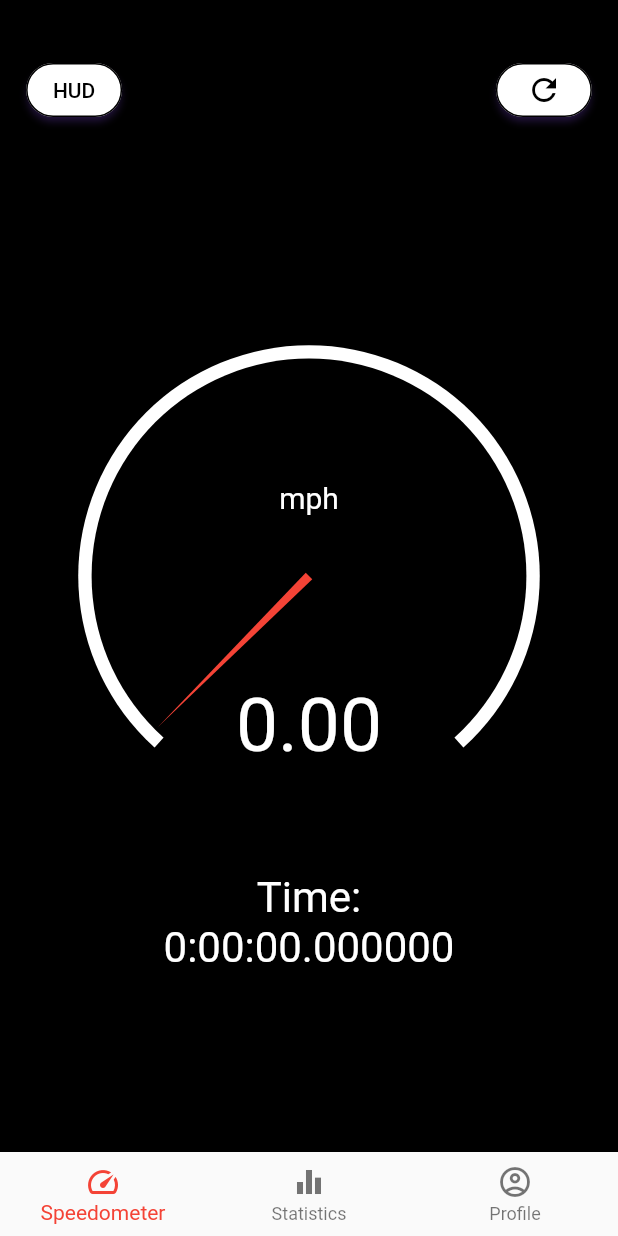
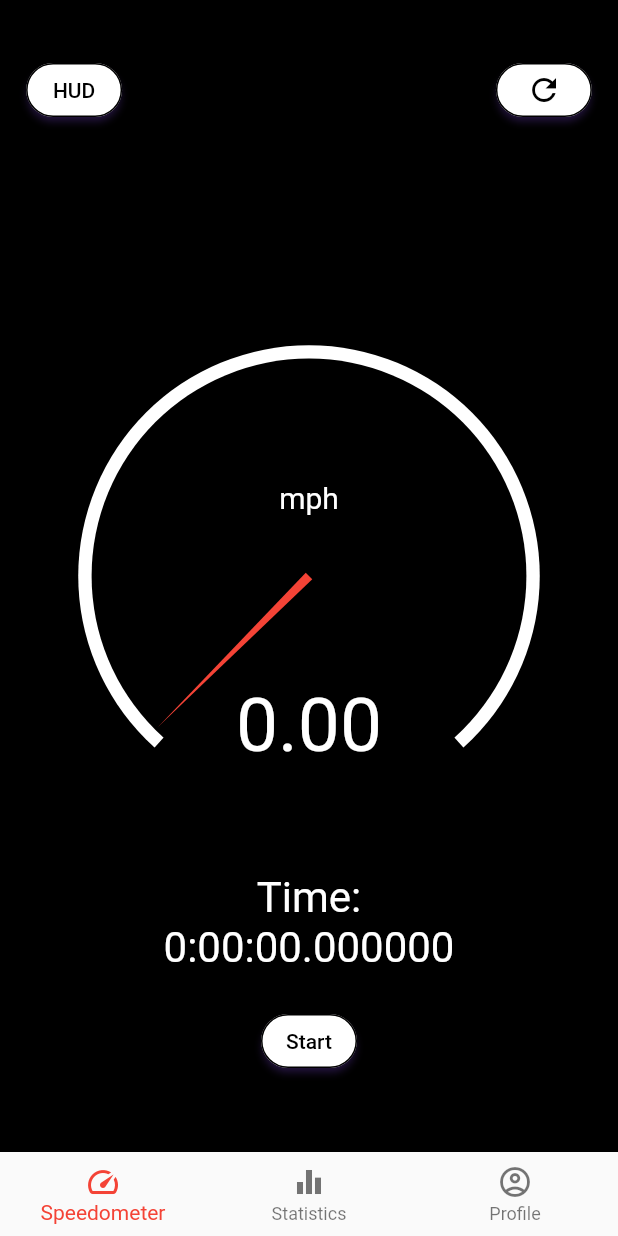
Before and after one commit to mb1shka/speedometer, a Flutter app: the screen it shows after launch, on a phone screen of 412 x 824 dp. Run offline on Flutter 3.47's test engine with Material 2 defaults, Android fonts, the phone set to English and light mode, and no system bars; our stand-ins replace location.

```diff
--- a/lib/main.dart
+++ b/lib/main.dart
@@ -1,3 +1,6 @@
+import 'dart:async';
+
+import 'package:speedometer/timer.dart';
 import 'package:location/location.dart';
 import 'package:flutter/material.dart';
 import 'package:provider/provider.dart';
@@ -14,7 +17,21 @@ class MyApp extends StatelessWidget {
 
   @override
   Widget build(BuildContext context) {
-    return ChangeNotifierProvider<Data>(
+    return MultiProvider(
+      providers: [
+        ChangeNotifierProvider<Data>(create: (context) => Data()),
+        ChangeNotifierProvider<Timer>(create: (context) => Timer()),
+        ],
+      child: MaterialApp(
+        title: "Speedometer",
+        theme: ThemeData(
+          primarySwatch: Colors.red,
+          visualDensity: VisualDensity.adaptivePlatformDensity,
+        ),
+        home: MyWidget(), //да, боттомбар именно тут
+      ),
+    );
+      ChangeNotifierProvider<Data>(
       //ChangeNotifierProvider наблюдает, что поменялось в нашем классе
       create: (context) => Data(),
         child: MaterialApp(
@@ -26,14 +43,6 @@ class MyApp extends StatelessWidget {
           home: MyWidget(), //да, боттомбар именно тут
         ),
     );
-    /*return MaterialApp(
-      title: "Speedometer",
-        theme: ThemeData(
-        primarySwatch: Colors.red,
-        visualDensity: VisualDensity.adaptivePlatformDensity,
-        ),
-      home: MyWidget(), //да, боттомбар именно тут
-    );*/
   }
 }
 
@@ -99,6 +108,7 @@ class _MyWidget extends State<MyWidget> {
       //print("update speed $speed");
   }
 
+
   @override
   Widget build(BuildContext context) {
     location.onLocationChanged.listen((LocationData currentLocation) {
--- a/lib/timer.dart
+++ b/lib/timer.dart
@@ -1,7 +1,9 @@
 import 'dart:async';
 
-class Timer {
-  late Duration _time;
+import 'package:flutter/cupertino.dart';
+
+class Timer with ChangeNotifier{
+  Duration _time = new Duration();
 
   Duration get getDuration => _time;
 
@@ -15,6 +17,7 @@ class Timer {
       DateTime currentTime = DateTime.now();
       Duration duration = currentTime.difference(startTime);
       _time = duration;
+      notifyListeners();
     });
   }
 }
--- a/lib/widgets/speedometer/speedometer_container.dart
+++ b/lib/widgets/speedometer/speedometer_container.dart
@@ -11,14 +11,21 @@ class SpeedometerContainer extends StatefulWidget {
 }
 
 class _SpeedometerContainerState extends State<SpeedometerContainer> {
+/*
+  Duration _duration = new Duration();
+  Timer _timer = new Timer();*/
+  //
 
-  Duration _duration = new Duration();
+  void _timeTracking() {
+    context.read<Timer>().countDuration();
+  }
 
   @override
   Widget build(BuildContext context) {
-
     //double speed = context.watch<double>();
     //double highestSpeed = 0.0;
+    /*Duration _duration = new Duration();
+    Timer _timer = new Timer();*/
 
     return Scaffold(
       backgroundColor: Colors.black,
@@ -45,10 +52,7 @@ class _SpeedometerContainerState extends State<SpeedometerContainer> {
           Align(
             child: ElevatedButton(
               onPressed: () {
-                Timer timer = new Timer();
-                timer.countDuration();
                 setState(() {
-                  _duration = timer.getDuration;
                 });
               },
               child: Icon(Icons.refresh_outlined),
@@ -71,7 +75,7 @@ class _SpeedometerContainerState extends State<SpeedometerContainer> {
             alignment: Alignment.bottomCenter,
 
             child: Text(
-              "Time:\n${_duration}",
+              "Time:\n${context.watch<Timer>().getDuration}",
               style: const TextStyle(
                 color: Colors.white,
                 fontSize: 28,
@@ -79,18 +83,35 @@ class _SpeedometerContainerState extends State<SpeedometerContainer> {
               textAlign: TextAlign.center,
             )
           ),
-          /*Container(
+          Container(
             padding: const EdgeInsets.only(bottom: 50),
             alignment: Alignment.bottomCenter,
 
-            child: Text(
+            child: ElevatedButton(
+              onPressed: () {
+                _timeTracking();
+              },
+              child: Text("Start"),
+              style: ButtonStyle(
+                foregroundColor: MaterialStateProperty.all<Color>(Colors.black),
+                backgroundColor: MaterialStateProperty.all<Color>(Colors.white),
+                shadowColor: MaterialStateProperty.all<Color>(Colors.deepPurple),
+                shape: MaterialStateProperty.all<RoundedRectangleBorder>(
+                  RoundedRectangleBorder(
+                    borderRadius: BorderRadius.circular(18.0),
+                    side: BorderSide(color: Colors.black),
+                  ),
+                ),
+              ),
+            ),
+            /*Text(
               "Highest speed:\n${context.watch<Data>().getHighestSpeed.toStringAsFixed(2)} mph",
               style: const TextStyle(
                 color: Colors.white,
               ),
               textAlign: TextAlign.center,
-            ),
-          ),*/
+            ),*/
+          ),
           Center(
             child: Speedometer(),
           ),
```
